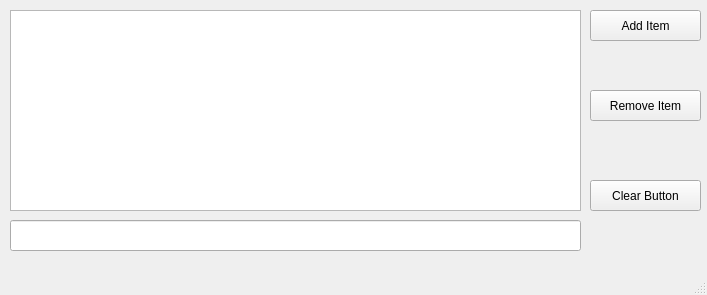
Before: the Qt Designer form mainwindow.ui in nathanielam0ah/to-do, drawn with Qt 5.
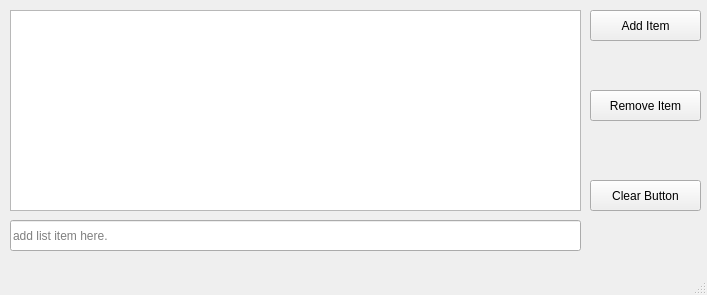
After: the same form once the commit is applied.

What changed in the file:
```diff
--- a/mainwindow.ui
+++ b/mainwindow.ui
@@ -23,6 +23,12 @@
       <height>31</height>
      </rect>
     </property>
+    <property name="text">
+     <string/>
+    </property>
+    <property name="placeholderText">
+     <string>add list item here.</string>
+    </property>
    </widget>
    <widget class="QListWidget" name="my_listWidget">
     <property name="geometry">
```
